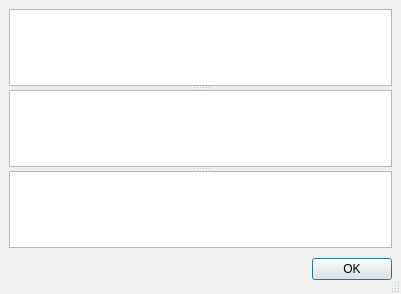
Old version of the form src/forms/showlog.ui in the repository anrichter/qsvn.
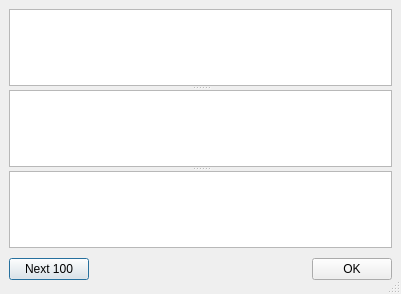
New version of the form.

Commit message: - implement show next 100 log entries.

Diff of the .ui file:
```diff
--- a/src/forms/showlog.ui
+++ b/src/forms/showlog.ui
@@ -63,6 +63,13 @@
      <property name="spacing" >
       <number>6</number>
      </property>
+     <item>
+      <widget class="QPushButton" name="btnNext" >
+       <property name="text" >
+        <string>Next 100</string>
+       </property>
+      </widget>
+     </item>
      <item>
       <spacer>
        <property name="orientation" >
@@ -70,7 +77,7 @@
        </property>
        <property name="sizeHint" >
         <size>
-         <width>131</width>
+         <width>171</width>
          <height>31</height>
         </size>
        </property>
```
Left out of the diff: 60 changed lines with no effect on the pictures. The commit also changes 3 other files.
